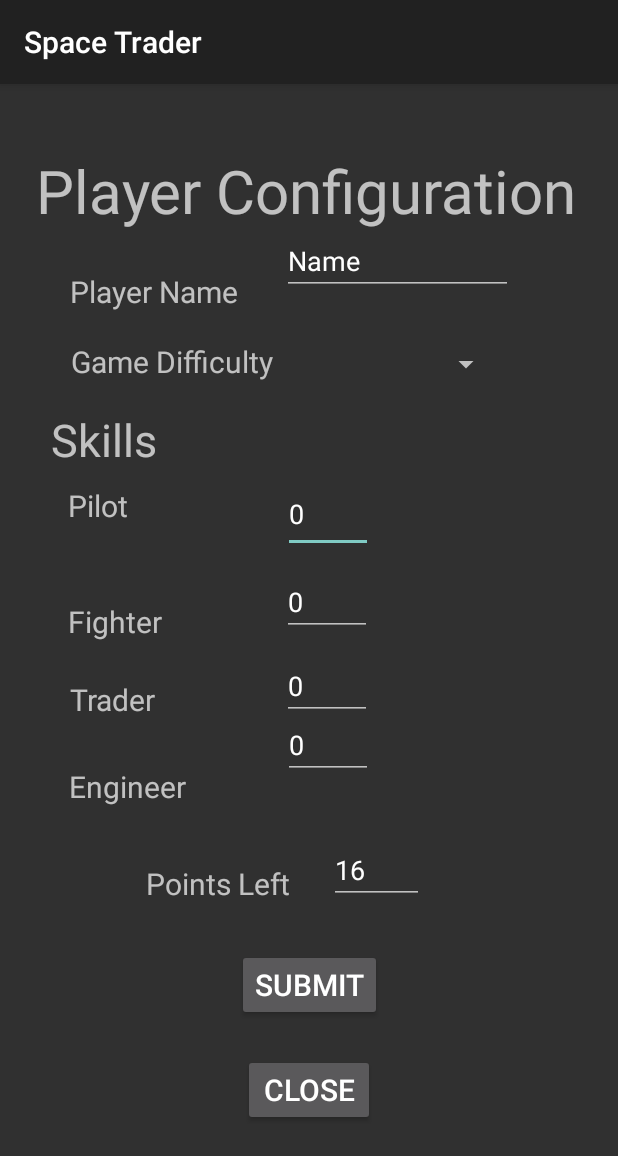
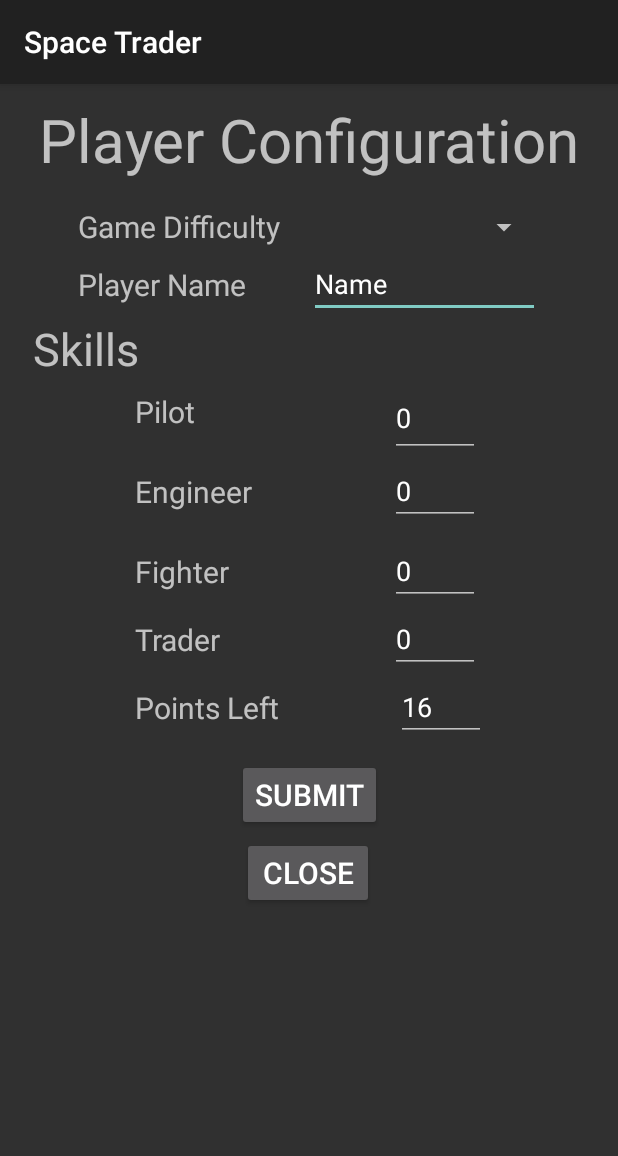
Before and after one commit to helblazer811/SpaceTrader, an Android app: the layout activity_player_configuration.xml on its own in the app's theme, with its tools: preview values and no code run, on a phone screen of 412 x 824 dp. Shown: the top 1156 px of the screen. Run offline under Robolectric (Android 15) with nearby library versions, the phone set to English and light mode, and no system bars.

Commit message:
Made some changes to the config screen layout. It is still a work in progress. I also added a bunch of files that are going to be used for the structure of the project in the future.

```diff
--- a/app/build.gradle
+++ b/app/build.gradle
@@ -26,4 +26,5 @@ dependencies {
     androidTestImplementation 'com.android.support.test:runner:1.0.2'
     androidTestImplementation 'com.android.support.test.espresso:espresso-core:3.0.2'
     implementation 'com.android.support:design:28.0.0'
+    implementation 'com.android.support:gridlayout-v7:28.0.0'
 }
--- a/app/src/main/java/com/example/spacetrader/models/Universe.java
+++ b/app/src/main/java/com/example/spacetrader/models/Universe.java
@@ -1,21 +1,17 @@
 package com.example.spacetrader.models;
+
+import android.util.Log;
 
 import com.example.spacetrader.models.planet.Planet;
 
 import java.util.ArrayList;
+import java.util.HashSet;
+import java.util.List;
+import java.util.Set;
 
 public class Universe {
-    public static final Planet[] planets = generatePlanets();
 
-    public static final int xRange = 30;
-    public static final int yRange = 30;
-    public static final int numPlanets = 10;
-
-    private static Planet[] generatePlanets() {
-        ArrayList<Integer> xLocs = new ArrayList<Integer>(numPlanets);
-        ArrayList<Integer> yLocs = new ArrayList<Integer>(numPlanets);
-
-        String [] names = {
+    private static final String [] planetNames = {
             "Atlas",
             "Seneca",
             "Ezio",
@@ -28,10 +24,23 @@ public class Universe {
             "Gratis"
     };
 
-        ArrayList<Planet> planets = new ArrayList<>(numPlanets);
+    public static final List<Planet> planets = generatePlanets();
 
-        for (String name: names) {
+    public static final int xRange = 30;
+    public static final int yRange = 30;
+    public static final int numPlanets = planetNames.length;
+
+    /*
+        Generates a unique set of planets
+     */
+    private static List<Planet> generatePlanets() {
+        Set<Integer> xLocs = new HashSet<Integer>(numPlanets);
+        Set<Integer> yLocs = new HashSet<Integer>(numPlanets);
+        List<Planet> planets = new ArrayList<>(numPlanets);
+
+        for (String name: planetNames) {
             Planet planet = new Planet(name);
+            //recreates the planet until it is at a unique location
             while(xLocs.contains(planet.getxLoc())
                     && yLocs.contains(planet.getyLoc())) {
                 planet = new Planet(name);
@@ -39,10 +48,12 @@ public class Universe {
             xLocs.add(planet.getxLoc());
             yLocs.add(planet.getyLoc());
 
+            //saves created planet to LogCat
+            Log.i("Planet object created: ", planet.toString());
             planets.add(planet);
         }
 
-        return (Planet[]) planets.toArray();
+        return planets;
 
     }
 }
--- a/app/src/main/java/com/example/spacetrader/viewmodels/PlayerConfigurationViewModel.java
+++ b/app/src/main/java/com/example/spacetrader/viewmodels/PlayerConfigurationViewModel.java
@@ -4,15 +4,15 @@ import android.util.Log;
 
 import com.example.spacetrader.models.Player;
 import com.example.spacetrader.models.Universe;
-import com.example.spacetrader.views.PlayerConfigurationPage;
 
 import java.util.HashMap;
 
 public class PlayerConfigurationViewModel {
 
     private Universe universe = new Universe();
+
     /*
-        For now this contains a connection between the player object and
+        For now this initializes a connection between
      */
     public PlayerConfigurationViewModel() {
 
--- a/app/src/main/java/com/example/spacetrader/views/MainGameActivity.java
+++ /dev/null
@@ -1,5 +0,0 @@
-package com.example.spacetrader.views;
-
-public class MainGameActivity {
-
-}
--- a/app/src/main/java/com/example/spacetrader/views/PlayerConfigurationPage.java
+++ b/app/src/main/java/com/example/spacetrader/views/PlayerConfigurationActivity.java
@@ -13,10 +13,11 @@ import android.widget.Toast;
 import com.example.spacetrader.R;
 import com.example.spacetrader.models.GameDifficulty;
 import com.example.spacetrader.viewmodels.PlayerConfigurationViewModel;
+import com.example.spacetrader.views.maingame.MapActivity;
 
 import java.util.HashMap;
 
-public class PlayerConfigurationPage extends Activity {
+public class PlayerConfigurationActivity extends Activity {
 
     @Override
     protected void onCreate(Bundle savedInstanceState) {
@@ -66,7 +67,7 @@ public class PlayerConfigurationPage extends Activity {
                 try {
                     viewModel.onSubmit(configuration);
 
-                    Intent myIntent = new Intent(PlayerConfigurationPage.this, MainGameActivity.class);
+                    Intent myIntent = new Intent(PlayerConfigurationActivity.this, MapActivity.class);
                     startActivity(myIntent);
 
                 } catch (Exception e) {
--- a/app/src/main/java/com/example/spacetrader/views/StartActivity.java
+++ b/app/src/main/java/com/example/spacetrader/views/StartActivity.java
@@ -12,13 +12,13 @@ public class StartActivity extends Activity {
     @Override
     protected void onCreate(Bundle savedInstanceState) {
         super.onCreate(savedInstanceState);
-        setContentView(R.layout.activity_main);
+        setContentView(R.layout.activity_start);
 
         final Button button = findViewById(R.id.button);
         button.setOnClickListener(new View.OnClickListener() {
             @Override
             public void onClick(View v) {
-                Intent myIntent = new Intent(StartActivity.this, PlayerConfigurationPage.class);
+                Intent myIntent = new Intent(StartActivity.this, PlayerConfigurationActivity.class);
                 startActivity(myIntent);
             }
         });
--- /dev/null
+++ b/app/src/main/java/com/example/spacetrader/views/maingame/AbstractMainGameActivity.java
@@ -0,0 +1,17 @@
+package com.example.spacetrader.views.maingame;
+
+import android.app.Activity;
+import android.os.Bundle;
+
+public abstract class AbstractMainGameActivity extends Activity {
+
+    public AbstractMainGameActivity() {
+
+    }
+
+    protected void onCreate(Bundle savedInstanceState) {
+        super.onCreate(savedInstanceState);
+
+    }
+
+}
--- /dev/null
+++ b/app/src/main/java/com/example/spacetrader/views/maingame/BuyActivity.java
@@ -0,0 +1,4 @@
+package com.example.spacetrader.views.maingame;
+
+public class BuyActivity extends AbstractMainGameActivity {
+}
--- /dev/null
+++ b/app/src/main/java/com/example/spacetrader/views/maingame/InfoActivity.java
@@ -0,0 +1,4 @@
+package com.example.spacetrader.views.maingame;
+
+public class InfoActivity extends AbstractMainGameActivity {
+}
--- /dev/null
+++ b/app/src/main/java/com/example/spacetrader/views/maingame/MapActivity.java
@@ -0,0 +1,22 @@
+package com.example.spacetrader.views.maingame;
+
+import android.os.Bundle;
+
+public class MapActivity extends AbstractMainGameActivity {
+
+    /*
+        This class overrides the behavior of the AbstractMainGameActivity.
+        This class is one of the 4 main game activities. Its purpose is
+        to display a map to the user that is interactive and used
+        to travel to the various different planets
+     */
+    public MapActivity() {
+
+    }
+
+    protected void onCreate(Bundle savedInstanceState) {
+        super.onCreate(savedInstanceState);
+
+
+    }
+}
--- /dev/null
+++ b/app/src/main/java/com/example/spacetrader/views/maingame/SellActivity.java
@@ -0,0 +1,4 @@
+package com.example.spacetrader.views.maingame;
+
+public class SellActivity extends AbstractMainGameActivity {
+}
--- a/app/src/main/res/layout/activity_player_configuration.xml
+++ b/app/src/main/res/layout/activity_player_configuration.xml
@@ -1,23 +1,28 @@
 <?xml version="1.0" encoding="utf-8"?>
+
+<ScrollView xmlns:app="http://schemas.android.com/apk/res-auto"
+    xmlns:tools="http://schemas.android.com/tools"
+    android:layout_width="match_parent"
+    android:layout_height="match_parent"
+    xmlns:android="http://schemas.android.com/apk/res/android">
+
 <android.support.constraint.ConstraintLayout xmlns:android="http://schemas.android.com/apk/res/android"
     xmlns:app="http://schemas.android.com/apk/res-auto"
     xmlns:tools="http://schemas.android.com/tools"
+    android:id="@+id/linearLayout"
     android:layout_width="match_parent"
-    android:layout_height="match_parent">
+    android:layout_height="wrap_content"
+    android:layout_margin="10sp">
+
 
     <TextView
         android:id="@+id/player_configuration_header"
         android:layout_width="wrap_content"
         android:layout_height="70dp"
-        android:layout_marginStart="24dp"
-        android:layout_marginTop="25dp"
-        android:layout_marginEnd="12dp"
-        android:layout_marginBottom="636dp"
         android:text="Player Configuration"
         android:textSize="40sp"
-        app:layout_constraintBottom_toBottomOf="parent"
         app:layout_constraintEnd_toEndOf="parent"
-        app:layout_constraintHorizontal_bias="0.0"
+        app:layout_constraintHorizontal_bias="0.5"
         app:layout_constraintStart_toStartOf="parent"
         app:layout_constraintTop_toTopOf="parent" />
 
@@ -25,272 +30,193 @@
         android:id="@+id/game_difficulty"
         android:layout_width="wrap_content"
         android:layout_height="29dp"
-        android:layout_marginStart="45dp"
-        android:layout_marginTop="153dp"
-        android:layout_marginEnd="228dp"
-        android:layout_marginBottom="549dp"
         android:text="Game Difficulty"
         android:textSize="20sp"
-        app:layout_constraintBottom_toBottomOf="parent"
-        app:layout_constraintEnd_toEndOf="parent"
-        app:layout_constraintStart_toStartOf="parent"
-        app:layout_constraintTop_toTopOf="parent" />
+        app:layout_constraintBottom_toBottomOf="@+id/game_difficulty_spinner"
+        app:layout_constraintStart_toStartOf="@+id/player_name"
+        app:layout_constraintTop_toTopOf="@+id/game_difficulty_spinner" />
 
     <Spinner
         android:id="@+id/game_difficulty_spinner"
         android:layout_width="146dp"
         android:layout_height="31dp"
-        android:layout_marginStart="188dp"
-        android:layout_marginTop="153dp"
-        android:layout_marginEnd="77dp"
-        android:layout_marginBottom="547dp"
-        app:layout_constraintBottom_toBottomOf="parent"
-        app:layout_constraintEnd_toEndOf="parent"
-        app:layout_constraintStart_toStartOf="parent"
-        app:layout_constraintTop_toTopOf="parent" />
+        app:layout_constraintEnd_toEndOf="@+id/nameString"
+        app:layout_constraintTop_toBottomOf="@+id/player_configuration_header" />
 
     <TextView
         android:id="@+id/player_name"
         android:layout_width="wrap_content"
         android:layout_height="wrap_content"
-        android:layout_marginStart="45dp"
-        android:layout_marginTop="106dp"
-        android:layout_marginEnd="252dp"
-        android:layout_marginBottom="598dp"
         android:text="Player Name"
         android:textSize="20sp"
-        app:layout_constraintBottom_toBottomOf="parent"
+        app:layout_constraintBottom_toBottomOf="@+id/nameString"
+        app:layout_constraintEnd_toStartOf="@+id/nameString"
+        app:layout_constraintHorizontal_bias="0.5"
+        app:layout_constraintStart_toStartOf="parent"
+        app:layout_constraintTop_toTopOf="@+id/nameString" />
+
+    <EditText
+        android:id="@+id/nameString"
+        android:layout_width="154dp"
+        android:layout_height="wrap_content"
+        android:ems="10"
+        android:inputType="textPersonName"
+        android:text="Name"
         app:layout_constraintEnd_toEndOf="parent"
-        app:layout_constraintStart_toStartOf="parent"
-        app:layout_constraintTop_toTopOf="parent" />
+        app:layout_constraintHorizontal_bias="0.5"
+        app:layout_constraintStart_toEndOf="@+id/player_name"
+        app:layout_constraintTop_toBottomOf="@+id/game_difficulty" />
+
 
     <TextView
         android:id="@+id/skills_header"
         android:layout_width="wrap_content"
         android:layout_height="wrap_content"
-        android:layout_marginStart="34dp"
-        android:layout_marginTop="198dp"
-        android:layout_marginEnd="307dp"
-        android:layout_marginBottom="492dp"
+        android:layout_marginLeft="12dp"
         android:text="Skills"
         android:textSize="30sp"
-        app:layout_constraintBottom_toBottomOf="parent"
-        app:layout_constraintEnd_toEndOf="parent"
-        app:layout_constraintStart_toStartOf="parent"
-        app:layout_constraintTop_toTopOf="parent" />
+        app:layout_constraintLeft_toLeftOf="parent"
+        app:layout_constraintTop_toBottomOf="@+id/nameString" />
 
     <TextView
         android:id="@+id/pilot"
         android:layout_width="wrap_content"
         android:layout_height="wrap_content"
-        android:layout_marginStart="45dp"
-        android:layout_marginTop="267dp"
-        android:layout_marginEnd="326dp"
-        android:layout_marginBottom="437dp"
+        android:layout_marginBottom="8dp"
         android:text="Pilot"
         android:textSize="20sp"
-        app:layout_constraintBottom_toBottomOf="parent"
-        app:layout_constraintEnd_toEndOf="parent"
+        app:layout_constraintBottom_toBottomOf="@+id/pilot_number"
+        app:layout_constraintEnd_toStartOf="@id/pilot_number"
+        app:layout_constraintHorizontal_bias="0.382"
+        app:layout_constraintStart_toStartOf="parent"
+        app:layout_constraintTop_toTopOf="@+id/pilot_number"
+        app:layout_constraintVertical_bias="0.47" />
+
+
+    <EditText
+        android:id="@+id/pilot_number"
+        android:layout_width="60dp"
+        android:layout_height="52dp"
+        android:ems="10"
+        android:inputType="number"
+        android:text="0"
+        app:layout_constraintEnd_toEndOf="@+id/engineer_number"
         app:layout_constraintHorizontal_bias="0.0"
-        app:layout_constraintStart_toStartOf="parent"
-        app:layout_constraintTop_toTopOf="parent"
-        app:layout_constraintVertical_bias="0.0" />
+        app:layout_constraintStart_toStartOf="@+id/engineer_number"
+        app:layout_constraintTop_toBottomOf="@+id/skills_header" />
+
+    <TextView
+        android:id="@+id/engineer"
+        android:layout_width="wrap_content"
+        android:layout_height="wrap_content"
+        android:text="Engineer"
+        android:textSize="20sp"
+        app:layout_constraintBottom_toBottomOf="@+id/engineer_number"
+        app:layout_constraintStart_toStartOf="@+id/pilot"
+        app:layout_constraintTop_toTopOf="@+id/engineer_number" />
+
+    <EditText
+        android:id="@+id/engineer_number"
+        android:layout_width="60dp"
+        android:layout_height="45dp"
+        android:ems="10"
+        android:inputType="number"
+        android:text="0"
+        app:layout_constraintEnd_toEndOf="@+id/fighter_number"
+        app:layout_constraintStart_toStartOf="@+id/fighter_number"
+        app:layout_constraintTop_toBottomOf="@id/pilot_number" />
 
     <TextView
         android:id="@+id/fighter"
         android:layout_width="wrap_content"
         android:layout_height="wrap_content"
-        android:layout_marginStart="45dp"
-        android:layout_marginTop="326dp"
-        android:layout_marginEnd="304dp"
-        android:layout_marginBottom="378dp"
         android:text="Fighter"
         android:textSize="20sp"
-        app:layout_constraintBottom_toBottomOf="parent"
-        app:layout_constraintEnd_toEndOf="parent"
-        app:layout_constraintStart_toStartOf="parent"
-        app:layout_constraintTop_toTopOf="parent" />
+        app:layout_constraintBottom_toBottomOf="@+id/fighter_number"
+        app:layout_constraintStart_toStartOf="@+id/engineer"
+        app:layout_constraintTop_toTopOf="@+id/fighter_number" />
+
+    <EditText
+        android:id="@+id/fighter_number"
+        android:layout_width="60dp"
+        android:layout_height="45dp"
+        android:layout_marginTop="8dp"
+        android:ems="10"
+        android:inputType="number"
+        android:text="0"
+        app:layout_constraintEnd_toEndOf="@+id/trader_number"
+        app:layout_constraintStart_toStartOf="@+id/trader_number"
+        app:layout_constraintTop_toBottomOf="@id/engineer_number" />
 
     <TextView
         android:id="@+id/trader"
         android:layout_width="wrap_content"
         android:layout_height="wrap_content"
-        android:layout_marginStart="45dp"
-        android:layout_marginTop="378dp"
-        android:layout_marginEnd="307dp"
-        android:layout_marginBottom="326dp"
         android:text="Trader"
         android:textSize="20sp"
-        app:layout_constraintBottom_toBottomOf="parent"
-        app:layout_constraintEnd_toEndOf="parent"
-        app:layout_constraintStart_toStartOf="parent"
-        app:layout_constraintTop_toTopOf="parent" />
+        app:layout_constraintBottom_toBottomOf="@+id/trader_number"
+        app:layout_constraintStart_toStartOf="@+id/fighter"
+        app:layout_constraintTop_toTopOf="@+id/trader_number" />
 
-    <TextView
-        android:id="@+id/engineer"
-        android:layout_width="wrap_content"
-        android:layout_height="wrap_content"
-        android:layout_marginStart="45dp"
-        android:layout_marginTop="436dp"
-        android:layout_marginEnd="288dp"
-        android:layout_marginBottom="268dp"
-        android:text="Engineer"
-        android:textSize="20sp"
-        app:layout_constraintBottom_toBottomOf="parent"
-        app:layout_constraintEnd_toEndOf="parent"
-        app:layout_constraintStart_toStartOf="parent"
-        app:layout_constraintTop_toTopOf="parent" />
+    <EditText
+        android:id="@+id/trader_number"
+        android:layout_width="60dp"
+        android:layout_height="45dp"
+        android:layout_marginEnd="4dp"
+        android:ems="10"
+        android:inputType="number"
+        android:text="0"
+        app:layout_constraintEnd_toEndOf="@+id/points_left_number"
+        app:layout_constraintHorizontal_bias="1.0"
+        app:layout_constraintStart_toStartOf="@+id/points_left_number"
+        app:layout_constraintTop_toBottomOf="@id/fighter_number" />
 
     <TextView
         android:id="@+id/points_left_text"
         android:layout_width="wrap_content"
         android:layout_height="wrap_content"
-        android:layout_marginStart="96dp"
-        android:layout_marginTop="501dp"
-        android:layout_marginEnd="218dp"
-        android:layout_marginBottom="203dp"
         android:text="Points Left"
         android:textSize="20sp"
-        app:layout_constraintBottom_toBottomOf="parent"
-        app:layout_constraintEnd_toEndOf="parent"
-        app:layout_constraintStart_toStartOf="parent"
-        app:layout_constraintTop_toTopOf="parent" />
+        app:layout_constraintBottom_toBottomOf="@+id/points_left_number"
+        app:layout_constraintStart_toStartOf="@+id/trader"
+        app:layout_constraintTop_toTopOf="@+id/points_left_number" />
 
     <EditText
-        android:id="@+id/pilot_number"
+        android:id="@+id/points_left_number"
         android:layout_width="60dp"
-        android:layout_height="52dp"
-        android:layout_marginStart="188dp"
-        android:layout_marginTop="242dp"
-        android:layout_marginEnd="163dp"
-        android:layout_marginBottom="437dp"
+        android:layout_height="45dp"
         android:ems="10"
         android:inputType="number"
-        android:text="0"
-        app:layout_constraintBottom_toBottomOf="parent"
+        android:text="16"
         app:layout_constraintEnd_toEndOf="parent"
-        app:layout_constraintStart_toStartOf="parent"
-        app:layout_constraintTop_toTopOf="parent" />
-
-    <EditText
-        android:id="@+id/fighter_number"
-        android:layout_width="60dp"
-        android:layout_height="45dp"
-        android:layout_marginStart="188dp"
-        android:layout_marginTop="304dp"
-        android:layout_marginEnd="163dp"
-        android:layout_marginBottom="382dp"
-        android:ems="10"
-        android:inputType="number"
-        android:text="0"
-        app:layout_constraintBottom_toBottomOf="parent"
-        app:layout_constraintEnd_toEndOf="parent"
-        app:layout_constraintHorizontal_bias="0.0"
-        app:layout_constraintStart_toStartOf="parent"
-        app:layout_constraintTop_toTopOf="parent" />
-
-    <EditText
-        android:id="@+id/trader_number"
-        android:layout_width="60dp"
-        android:layout_height="45dp"
-        android:layout_marginStart="188dp"
-        android:layout_marginTop="360dp"
-        android:layout_marginEnd="163dp"
-        android:layout_marginBottom="326dp"
-        android:ems="10"
-        android:inputType="number"
-        android:text="0"
-        app:layout_constraintBottom_toBottomOf="parent"
-        app:layout_constraintEnd_toEndOf="parent"
-        app:layout_constraintHorizontal_bias="0.0"
-        app:layout_constraintStart_toStartOf="parent"
-        app:layout_constraintTop_toTopOf="parent" />
-
-    <EditText
-        android:id="@+id/engineer_number"
-        android:layout_width="60dp"
-        android:layout_height="45dp"
-        android:layout_marginStart="188dp"
-        android:layout_marginTop="418dp"
-        android:layout_marginEnd="163dp"
-        android:layout_marginBottom="268dp"
-        android:ems="10"
-        android:inputType="number"
-        android:text="0"
-        app:layout_constraintBottom_toBottomOf="parent"
-        app:layout_constraintEnd_toEndOf="parent"
-        app:layout_constraintHorizontal_bias="1.0"
-        app:layout_constraintStart_toStartOf="parent"
-        app:layout_constraintTop_toTopOf="parent"
-        app:layout_constraintVertical_bias="0.0" />
-
-    <android.support.constraint.Group
-        android:id="@+id/group"
-        android:layout_width="wrap_content"
-        android:layout_height="wrap_content" />
+        app:layout_constraintHorizontal_bias="0.5"
+        app:layout_constraintStart_toEndOf="@+id/points_left_text"
+        app:layout_constraintTop_toBottomOf="@id/trader_number" />
 
     <Button
         android:id="@+id/submit_button"
         android:layout_width="wrap_content"
         android:layout_height="wrap_content"
-        android:layout_marginStart="157dp"
-        android:layout_marginTop="558dp"
-        android:layout_marginEnd="157dp"
-        android:layout_marginBottom="125dp"
+        android:layout_marginTop="12dp"
         android:text="Submit"
         android:textSize="20sp"
-        app:layout_constraintBottom_toBottomOf="parent"
         app:layout_constraintEnd_toEndOf="parent"
         app:layout_constraintStart_toStartOf="parent"
-        app:layout_constraintTop_toTopOf="parent" />
-
-    <EditText
-        android:id="@+id/points_left_number"
-        android:layout_width="63dp"
-        android:layout_height="41dp"
-        android:layout_marginStart="219dp"
-        android:layout_marginTop="487dp"
-        android:layout_marginEnd="129dp"
-        android:layout_marginBottom="203dp"
-        android:ems="10"
-        android:inputType="number"
-        android:text="16"
-        app:layout_constraintBottom_toBottomOf="parent"
-        app:layout_constraintEnd_toEndOf="parent"
-        app:layout_constraintStart_toStartOf="parent"
-        app:layout_constraintTop_toTopOf="parent" />
-
-    <EditText
-        android:id="@+id/nameString"
-        android:layout_width="154dp"
-        android:layout_height="wrap_content"
-        android:layout_marginStart="188dp"
-        android:layout_marginTop="95dp"
-        android:layout_marginEnd="135dp"
-        android:layout_marginBottom="591dp"
-        android:ems="10"
-        android:inputType="textPersonName"
-        android:text="Name"
-        app:layout_constraintBottom_toBottomOf="parent"
-        app:layout_constraintEnd_toEndOf="parent"
-        app:layout_constraintHorizontal_bias="0.0"
-        app:layout_constraintStart_toStartOf="parent"
-        app:layout_constraintTop_toTopOf="parent"
-        app:layout_constraintVertical_bias="0.0" />
+        app:layout_constraintTop_toBottomOf="@id/points_left_number" />
 
     <Button
         android:id="@+id/close"
         android:layout_width="wrap_content"
         android:layout_height="wrap_content"
-        android:layout_marginStart="161dp"
-        android:layout_marginTop="628dp"
-        android:layout_marginEnd="162dp"
-        android:layout_marginBottom="55dp"
+        android:layout_below="@+id/submit_button"
+        android:layout_marginTop="4dp"
         android:text="Close"
         android:textSize="20sp"
-        app:layout_constraintBottom_toBottomOf="parent"
         app:layout_constraintEnd_toEndOf="parent"
+        app:layout_constraintHorizontal_bias="0.498"
         app:layout_constraintStart_toStartOf="parent"
-        app:layout_constraintTop_toTopOf="parent" />
+        app:layout_constraintTop_toBottomOf="@id/submit_button" />
 
 </android.support.constraint.ConstraintLayout>
+
+</ScrollView>
--- a/app/src/main/res/layout/activity_main.xml
+++ b/app/src/main/res/layout/activity_start.xml
@@ -4,7 +4,7 @@
     xmlns:tools="http://schemas.android.com/tools"
     android:layout_width="match_parent"
     android:layout_height="match_parent"
-    tools:context=".views.MainActivity">
+    tools:context=".views.StartActivity">
 
     <TextView
         android:layout_width="wrap_content"
```
Also changed, not shown: app/src/main/AndroidManifest.xml (+14 -7 lines). Lines whose indentation alone changed are shown as unchanged.
